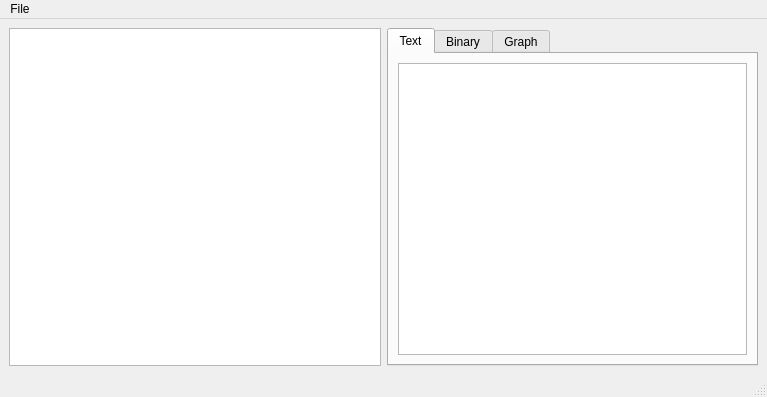
Qt form src/mainwindow.ui (OSLL/sca) before a commit.
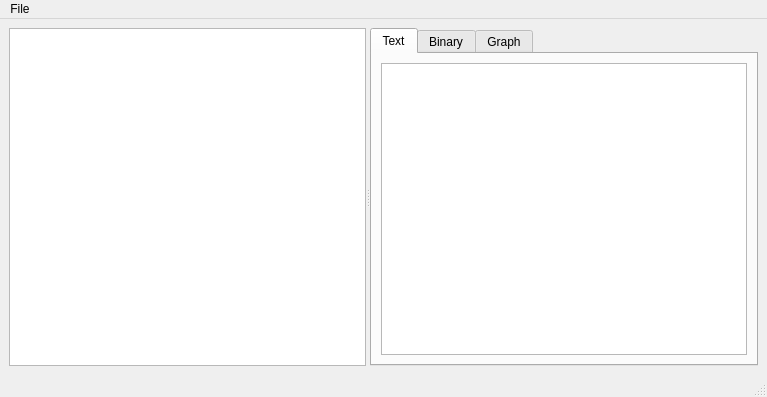
The same form after that commit. The open tabs and pages were chosen to show the change. Custom widgets are drawn as their Qt base class.

Commit message: #4470: Ability to drag text fragments from binary view to graph was added

```diff
--- a/src/mainwindow.ui
+++ b/src/mainwindow.ui
@@ -14,12 +14,12 @@
    <string>MainWindow</string>
   </property>
   <widget class="QWidget" name="centralwidget">
-   <layout class="QVBoxLayout" name="verticalLayout_3">
-    <item>
-     <layout class="QVBoxLayout" name="verticalLayout_2">
-      <item>
        <layout class="QHBoxLayout" name="horizontalLayout">
         <item>
+     <widget class="QSplitter" name="splitter">
+      <property name="orientation">
+       <enum>Qt::Horizontal</enum>
+      </property>
          <widget class="SourceBrowser" name="sourceBrowser">
           <property name="dragEnabled">
            <bool>true</bool>
@@ -28,8 +28,6 @@
            <enum>QAbstractItemView::DragOnly</enum>
           </property>
          </widget>
-        </item>
-        <item>
          <widget class="ViewsTabWidget" name="ViewsTabs">
           <property name="acceptDrops">
            <bool>true</bool>
@@ -99,13 +97,7 @@
            </layout>
           </widget>
          </widget>
-        </item>
-        <item>
-         <layout class="QVBoxLayout" name="verticalLayout"/>
-        </item>
-       </layout>
-      </item>
-     </layout>
+     </widget>
     </item>
    </layout>
   </widget>
@@ -145,6 +137,11 @@
   </action>
  </widget>
  <customwidgets>
+  <customwidget>
+   <class>GraphView</class>
+   <extends>QGraphicsView</extends>
+   <header>graphview.h</header>
+  </customwidget>
   <customwidget>
    <class>QHexEdit</class>
    <extends>QWidget</extends>
@@ -161,11 +158,6 @@
    <extends>QTreeView</extends>
    <header>widgets/SourceBrowser.h</header>
   </customwidget>
-  <customwidget>
-   <class>GraphView</class>
-   <extends>QGraphicsView</extends>
-   <header>widgets/GraphView.h</header>
-  </customwidget>
   <customwidget>
    <class>ViewsTabWidget</class>
    <extends>QTabWidget</extends>
```
Left out of the diff: 8 changed lines with no effect on the pictures. Lines whose indentation alone changed are shown as unchanged. The commit also changes 19 other files.
